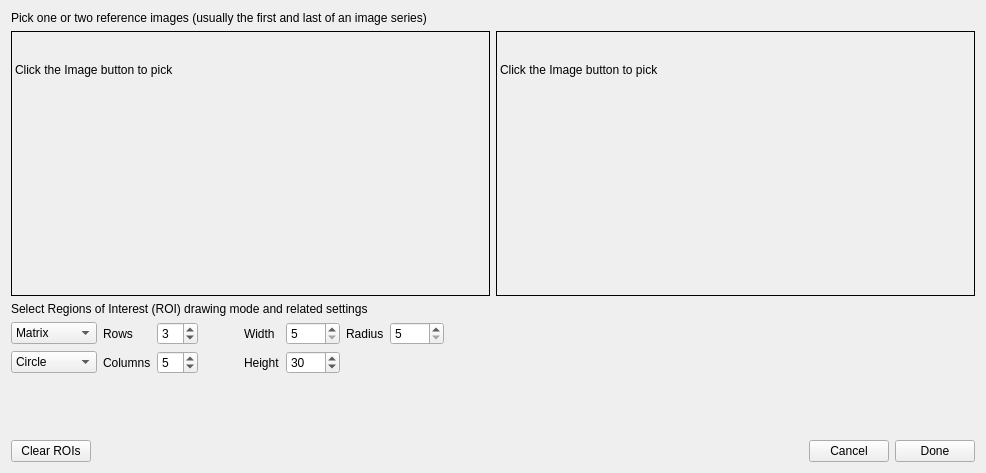
The window that Application/ui/ImageRoiDialog.ui (rayngrowingsystems/RVS_Analytics) describes before a commit, drawn with Qt 5.
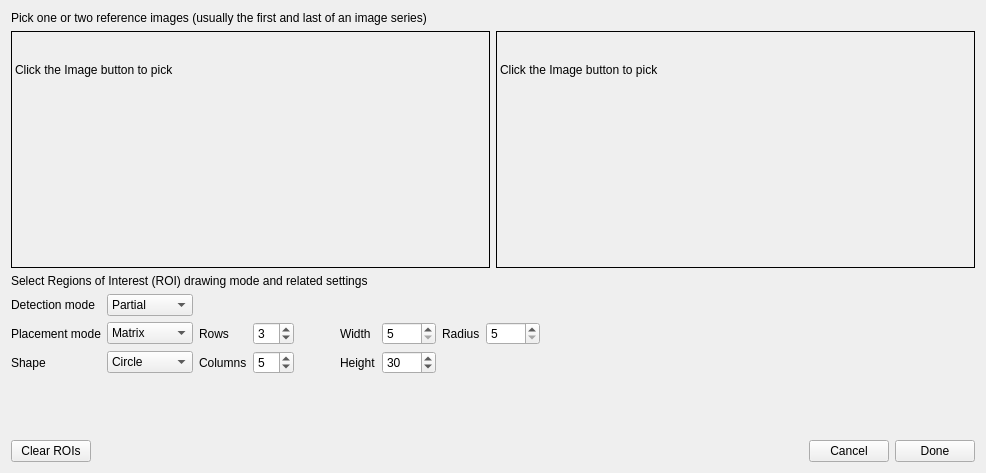
The same window after the commit. Custom widgets are drawn as their Qt base class.

```diff
--- a/Application/ui/ImageRoiDialog.ui
+++ b/Application/ui/ImageRoiDialog.ui
@@ -27,6 +27,18 @@
       <layout class="QHBoxLayout" name="horizontal_layout">
        <item>
         <widget class="ClickableLabel" name="reference_image1">
+         <property name="sizePolicy">
+          <sizepolicy hsizetype="MinimumExpanding" vsizetype="MinimumExpanding">
+           <horstretch>0</horstretch>
+           <verstretch>0</verstretch>
+          </sizepolicy>
+         </property>
+         <property name="minimumSize">
+          <size>
+           <width>300</width>
+           <height>200</height>
+          </size>
+         </property>
          <property name="frameShape">
           <enum>QFrame::Box</enum>
          </property>
@@ -43,6 +55,18 @@
        </item>
        <item>
         <widget class="ClickableLabel" name="reference_image2">
+         <property name="sizePolicy">
+          <sizepolicy hsizetype="MinimumExpanding" vsizetype="MinimumExpanding">
+           <horstretch>0</horstretch>
+           <verstretch>0</verstretch>
+          </sizepolicy>
+         </property>
+         <property name="minimumSize">
+          <size>
+           <width>300</width>
+           <height>200</height>
+          </size>
+         </property>
          <property name="frameShape">
           <enum>QFrame::Box</enum>
          </property>
@@ -66,29 +90,28 @@
      <item>
       <layout class="QHBoxLayout" name="horizontalLayout_2" stretch="0,2">
        <item>
-        <layout class="QGridLayout" name="grid_layout" columnstretch="0,1,0,1,0,0,0,0" columnminimumwidth="1,1,0,0,1,0,0,0">
-         <item row="0" column="4">
-          <widget class="QLabel" name="width_label">
+        <layout class="QGridLayout" name="grid_layout" columnstretch="0,1,0,1,0,0,0,0,0" columnminimumwidth="1,1,0,0,1,0,0,0,0">
+         <item row="1" column="3">
+          <widget class="QSpinBox" name="rows_spinbox">
+           <property name="minimum">
+            <number>1</number>
+           </property>
+           <property name="maximum">
+            <number>10</number>
+           </property>
+           <property name="value">
+            <number>3</number>
+           </property>
+          </widget>
+         </item>
+         <item row="1" column="2">
+          <widget class="QLabel" name="rows_label">
            <property name="text">
-            <string>Width</string>
+            <string>Rows</string>
            </property>
           </widget>
          </item>
-         <item row="1" column="0">
-          <widget class="QComboBox" name="roi_shape">
-           <item>
-            <property name="text">
-             <string>Circle</string>
-            </property>
-           </item>
-           <item>
-            <property name="text">
-             <string>Rectangle</string>
-            </property>
-           </item>
-          </widget>
-         </item>
-         <item row="0" column="0">
+         <item row="1" column="1">
           <widget class="QComboBox" name="roi_placement_mode">
            <item>
             <property name="text">
@@ -102,7 +125,46 @@
            </item>
           </widget>
          </item>
-         <item row="0" column="3">
+         <item row="0" column="1">
+          <widget class="QComboBox" name="roi_detection_mode">
+           <item>
+            <property name="text">
+             <string>Partial</string>
+            </property>
+           </item>
+           <item>
+            <property name="text">
+             <string>Cut to</string>
+            </property>
+           </item>
+           <item>
+            <property name="text">
+             <string>Largest</string>
+            </property>
+           </item>
+          </widget>
+         </item>
+         <item row="1" column="6">
+          <widget class="QSpinBox" name="width_spinbox">
+           <property name="minimum">
+            <number>5</number>
+           </property>
+           <property name="maximum">
+            <number>1000</number>
+           </property>
+           <property name="value">
+            <number>5</number>
+           </property>
+          </widget>
+         </item>
+         <item row="1" column="5">
+          <widget class="QLabel" name="width_label">
+           <property name="text">
+            <string>Width</string>
+           </property>
+          </widget>
+         </item>
+         <item row="1" column="4">
           <spacer name="horizontal_spacer">
            <property name="orientation">
             <enum>Qt::Horizontal</enum>
@@ -115,74 +177,14 @@
            </property>
           </spacer>
          </item>
-         <item row="1" column="1">
-          <widget class="QLabel" name="columns_label">
-           <property name="text">
-            <string>Columns</string>
-           </property>
-          </widget>
-         </item>
-         <item row="0" column="2">
-          <widget class="QSpinBox" name="rows_spinbox">
-           <property name="minimum">
-            <number>1</number>
-           </property>
-           <property name="maximum">
-            <number>10</number>
-           </property>
-           <property name="value">
-            <number>3</number>
-           </property>
-          </widget>
-         </item>
-         <item row="0" column="1">
-          <widget class="QLabel" name="rows_label">
-           <property name="text">
-            <string>Rows</string>
-           </property>
-          </widget>
-         </item>
-         <item row="1" column="4">
+         <item row="2" column="5">
           <widget class="QLabel" name="height_label">
            <property name="text">
             <string>Height</string>
            </property>
           </widget>
          </item>
-         <item row="1" column="2">
-          <widget class="QSpinBox" name="columns_spinbox">
-           <property name="minimum">
-            <number>1</number>
-           </property>
-           <property name="maximum">
-            <number>10</number>
-           </property>
-           <property name="value">
-            <number>5</number>
-           </property>
-          </widget>
-         </item>
-         <item row="0" column="6">
-          <widget class="QLabel" name="radius_label">
-           <property name="text">
-            <string>Radius</string>
-           </property>
-          </widget>
-         </item>
-         <item row="0" column="5">
-          <widget class="QSpinBox" name="width_spinbox">
-           <property name="minimum">
-            <number>5</number>
-           </property>
-           <property name="maximum">
-            <number>1000</number>
-           </property>
-           <property name="value">
-            <number>5</number>
-           </property>
-          </widget>
-         </item>
-         <item row="1" column="5">
+         <item row="2" column="6">
           <widget class="QSpinBox" name="height_spinbox">
            <property name="minimum">
             <number>5</number>
@@ -195,7 +197,38 @@
            </property>
           </widget>
          </item>
-         <item row="0" column="7">
+         <item row="2" column="2">
+          <widget class="QLabel" name="columns_label">
+           <property name="text">
+            <string>Columns</string>
+           </property>
+          </widget>
+         </item>
+         <item row="2" column="1">
+          <widget class="QComboBox" name="roi_shape">
+           <item>
+            <property name="text">
+             <string>Circle</string>
+            </property>
+           </item>
+           <item>
+            <property name="text">
+             <string>Rectangle</string>
+            </property>
+           </item>
+           <item>
+            <property name="text">
+             <string>Ellipse</string>
+            </property>
+           </item>
+           <item>
+            <property name="text">
+             <string>Polygon</string>
+            </property>
+           </item>
+          </widget>
+         </item>
+         <item row="1" column="8">
           <widget class="QSpinBox" name="radius_spinbox">
            <property name="minimum">
             <number>5</number>
@@ -205,6 +238,47 @@
            </property>
           </widget>
          </item>
+         <item row="1" column="7">
+          <widget class="QLabel" name="radius_label">
+           <property name="text">
+            <string>Radius</string>
+           </property>
+          </widget>
+         </item>
+         <item row="2" column="3">
+          <widget class="QSpinBox" name="columns_spinbox">
+           <property name="minimum">
+            <number>1</number>
+           </property>
+           <property name="maximum">
+            <number>10</number>
+           </property>
+           <property name="value">
+            <number>5</number>
+           </property>
+          </widget>
+         </item>
+         <item row="0" column="0">
+          <widget class="QLabel" name="label_3">
+           <property name="text">
+            <string>Detection mode</string>
+           </property>
+          </widget>
+         </item>
+         <item row="1" column="0">
+          <widget class="QLabel" name="label_4">
+           <property name="text">
+            <string>Placement mode</string>
+           </property>
+          </widget>
+         </item>
+         <item row="2" column="0">
+          <widget class="QLabel" name="label_5">
+           <property name="text">
+            <string>Shape</string>
+           </property>
+          </widget>
+         </item>
         </layout>
        </item>
        <item>
```
Left out of the diff: 3 changed lines with no effect on the pictures.
